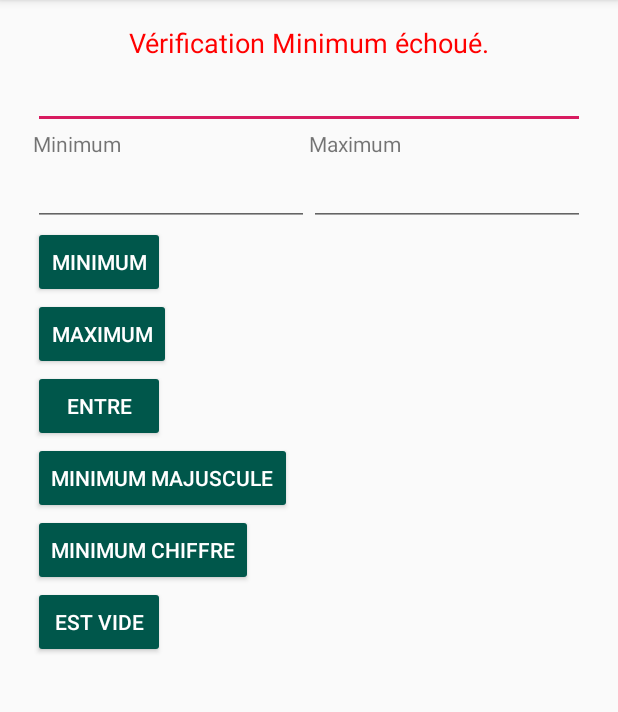
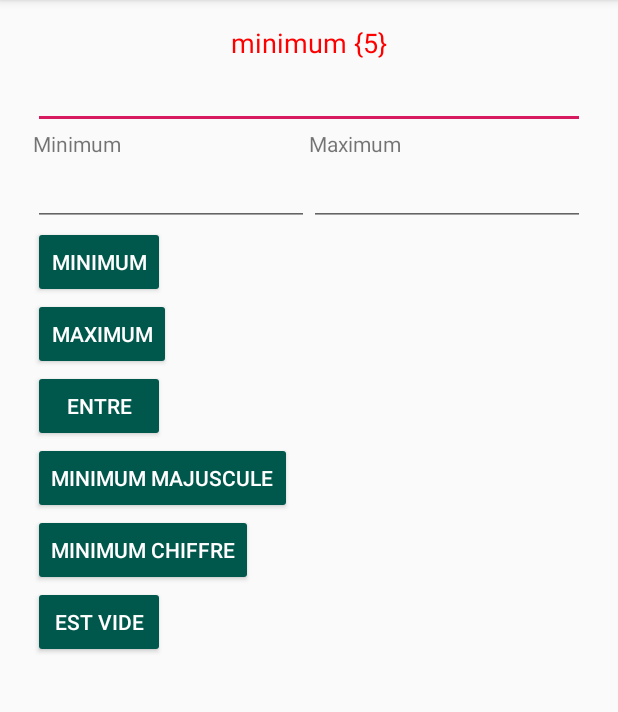
Before and after one commit to SamuelD28/Exercise2_Mobile, an Android app: the screen it shows after launch (TestValidationActivity), after a tap on "MINIMUM", on a phone screen of 412 x 824 dp, the part 84-796 px from its top. Run offline under Robolectric (Android 15) with nearby library versions, the phone set to English and light mode, and no system bars.

```diff
--- a/app/src/main/java/com/samdube/devoir2/TestValidationFragment.java
+++ b/app/src/main/java/com/samdube/devoir2/TestValidationFragment.java
@@ -2,6 +2,7 @@ package com.samdube.devoir2;
 
 import android.graphics.Color;
 import android.os.Bundle;
+import android.support.annotation.NonNull;
 import android.support.v4.app.Fragment;
 import android.view.LayoutInflater;
 import android.view.View;
@@ -10,14 +11,17 @@ import android.widget.Button;
 import android.widget.EditText;
 import android.widget.TextView;
 
-import static com.samdube.devoir2.UtilsCommand.*;
-import static com.samdube.devoir2.UtilsCommand.VerificationCommand.Entre;
-import static com.samdube.devoir2.UtilsCommand.VerificationCommand.EstVide;
-import static com.samdube.devoir2.UtilsCommand.VerificationCommand.Maximum;
-import static com.samdube.devoir2.UtilsCommand.VerificationCommand.Minimum;
-import static com.samdube.devoir2.UtilsCommand.VerificationCommand.MinimumChiffre;
-import static com.samdube.devoir2.UtilsCommand.VerificationCommand.MinimumMajuscule;
+import java.util.ArrayList;
 
+import static com.samdube.devoir2.UtilsCommand.Entre;
+import static com.samdube.devoir2.UtilsCommand.EstVide;
+import static com.samdube.devoir2.UtilsCommand.Maximum;
+import static com.samdube.devoir2.UtilsCommand.Minimum;
+import static com.samdube.devoir2.UtilsCommand.MinimumMajuscule;
+import static com.samdube.devoir2.UtilsCommand.MiniumChiffre;
+import static com.samdube.devoir2.UtilsCommand.VerificationCommand;
+
+//We implement the OnClickListener in the class to simplify the code. No need to create innerclass for each button listener
 public class TestValidationFragment extends Fragment implements View.OnClickListener {
 
     private EditText InputValidation;
@@ -26,91 +30,98 @@ public class TestValidationFragment extends Fragment implements View.OnClickList
     private TextView ConsoleValidation;
 
     @Override
-    public View onCreateView(LayoutInflater inflater,ViewGroup container, Bundle savedInstanceState) {
-        View view =  inflater.inflate(R.layout.test_validation_fragment, container, false);
+    public View onCreateView(@NonNull LayoutInflater inflater, ViewGroup container, Bundle savedInstanceState) {
 
-        InputValidation     = view.findViewById(R.id.inputValidation);
-        InputMinimum        = view.findViewById(R.id.inputMinimum);
-        InputMaximum        = view.findViewById(R.id.inputMaximum);
-        ConsoleValidation   = view.findViewById(R.id.textValidation);
+        View view = inflater.inflate(R.layout.test_validation_fragment, container, false);
 
-        Button btnMinimum = view.findViewById(R.id.btnMinimum);
-        Button btnMaximum = view.findViewById(R.id.btnMaximum);
-        Button btnEntre = view.findViewById(R.id.btnEntre);
-        Button btnMinimumMaj = view.findViewById(R.id.btnMinMaj);
-        Button btnMinimumChiffre = view.findViewById(R.id.btnMinDigit);
-        Button btnEstVide = view.findViewById(R.id.btnVide);
+        //Input Elements
+        //Use to store all the button. Creates a lighter code in the onCreate method
+        ArrayList<Button> listeBtnCommand = new ArrayList<>();
+        InputValidation = view.findViewById(R.id.inputValidation);
+        InputMinimum = view.findViewById(R.id.inputMinimum);
+        InputMaximum = view.findViewById(R.id.inputMaximum);
+        ConsoleValidation = view.findViewById(R.id.textValidation);
 
-        btnMinimum.setOnClickListener(this);
-        btnMaximum.setOnClickListener(this);
-        btnEntre.setOnClickListener(this);
-        btnMinimumMaj.setOnClickListener(this);
-        btnMinimumChiffre.setOnClickListener(this);
-        btnEstVide.setOnClickListener(this);
+        //Command Button
+        listeBtnCommand.add(view.findViewById(R.id.btnMinimum));
+        listeBtnCommand.add(view.findViewById(R.id.btnMaximum));
+        listeBtnCommand.add(view.findViewById(R.id.btnEntre));
+        listeBtnCommand.add(view.findViewById(R.id.btnMinMaj));
+        listeBtnCommand.add(view.findViewById(R.id.btnMinDigit));
+        listeBtnCommand.add(view.findViewById(R.id.btnVide));
+
+        //Set the onClickListener for all the btn
+        for (Button btn : listeBtnCommand)
+            btn.setOnClickListener(this);
 
         return view;
     }
 
+    //Method that execute the command linked with the button.
+    //It uses the tag attribute on the button to determine which command to perform.
     @Override
     public void onClick(View v) {
-        switch (v.getId()){
-            case R.id.btnMinimum:
-                Verification(Minimum);
-                break;
-            case R.id.btnMaximum:
-                Verification(Maximum);
-                break;
-            case R.id.btnEntre:
-                Verification(Entre);
-                break;
-            case R.id.btnMinMaj:
-                Verification(MinimumMajuscule);
-                break;
-            case R.id.btnMinDigit:
-                Verification(MinimumChiffre);
-            break;
-            case R.id.btnVide:
-                Verification(EstVide);
-                break;
+        Button btn = (Button) v;
+        try {
+            //Throws an error if the command doesnt exist
+            VerificationCommand command = VerificationCommand.valueOf(btn.getTag().toString().toLowerCase());
+            EffectuerVerification(command);
+        } catch (Exception e) {
+            AfficherMessageConsole("Assurez-vous d'assigner une commande au bouton", false);
         }
     }
 
-    public void Verification(VerificationCommand command)
-    {
+    //Method that perform the required verification on the input string
+    private void EffectuerVerification(VerificationCommand command) {
+        //Initialize the maximum and minimum in case we dont use the inputs
+        Integer minimum = (!InputMinimum.getText().toString().isEmpty()) ? Integer.valueOf(InputMinimum.getText().toString()) : 5;
+        Integer maximum = (!InputMaximum.getText().toString().isEmpty()) ? Integer.valueOf(InputMaximum.getText().toString()) : 10;
         String input = InputValidation.getText().toString();
-        Integer minimum = (!InputMinimum.getText().toString().isEmpty())? Integer.valueOf(InputMinimum.getText().toString()): 5;
-        Integer maximum = (!InputMaximum.getText().toString().isEmpty())? Integer.valueOf(InputMaximum.getText().toString()): 10;
-        Boolean DidVerificationPassed = false;
-
-        switch (command)
-        {
-            case Minimum:
+        //Keeps informations about the verification results
+        Boolean DidVerificationPassed;
+        String message = String.valueOf(command);
+        try {
+            switch (command) {
+                case minimum:
                     DidVerificationPassed = Minimum(input, minimum);
+                    message = message.concat(" {" + minimum + "}");
                     break;
-            case Maximum:
+                case maximum:
                     DidVerificationPassed = Maximum(input, maximum);
+                    message = message.concat(" {" + maximum + "}");
                     break;
-            case Entre:
+                case entre:
                     DidVerificationPassed = Entre(input, minimum, maximum);
+                    message = message.concat(" {" + minimum + "-" + maximum + "}");
                     break;
-            case MinimumChiffre:
+                case minimumchiffre:
                     DidVerificationPassed = MiniumChiffre(input, minimum);
+                    message = message.concat(" {" + minimum + "}");
                     break;
-            case MinimumMajuscule:
+                case minimummajuscule:
                     DidVerificationPassed = MinimumMajuscule(input, minimum);
+                    message = message.concat(" {" + minimum + "}");
                     break;
-            case EstVide:
+                case estvide:
                     DidVerificationPassed = EstVide(input);
                     break;
+                default:
+                    throw new IllegalArgumentException("La commande n'est pas disponible");
             }
-        if(DidVerificationPassed)
-        {
+            AfficherMessageConsole(message, DidVerificationPassed);
+        } catch (Exception e) {
+            AfficherMessageConsole(e.getMessage(), false);
+        }
+    }
+
+    //Method that display a message inside the textview over the input validation
+    private void AfficherMessageConsole(String message, Boolean success) {
+        if (success) {
             ConsoleValidation.setTextColor(Color.BLUE);
-            ConsoleValidation.setText("Vérification " + command + " réussi.");
-        }
-        else{
+            ConsoleValidation.setText(message);
+        } else {
             ConsoleValidation.setTextColor(Color.RED);
-            ConsoleValidation.setText("Vérification " + command + " échoué.");
+            ConsoleValidation.setText(message);
         }
     }
 }
--- a/app/src/main/java/com/samdube/devoir2/UtilsCommand.java
+++ b/app/src/main/java/com/samdube/devoir2/UtilsCommand.java
@@ -1,55 +1,55 @@
 package com.samdube.devoir2;
 
-public interface UtilsCommand{
+//Interface that comes with command enum for performing various task on a input string
+public interface UtilsCommand {
 
-    static Boolean Minimum(String texte, Integer minimum)
-    {
+    //Method that verify that the string length is superior to the minimum specified
+    static Boolean Minimum(String texte, Integer minimum) {
         return (texte.length() >= minimum);
     }
 
-    static Boolean Maximum(String texte, Integer maximum)
-    {
+    //Method that verify that the string lenght in inferior to the specified maximum
+    static Boolean Maximum(String texte, Integer maximum) {
         return (texte.length() <= maximum);
     }
 
-    static Boolean Entre(String texte, int minimum, int maximum)
-    {
+    //Method that verify that the strin lenght is in between a maximum and minimum
+    static Boolean Entre(String texte, int minimum, int maximum) {
         return (Minimum(texte, minimum) && Maximum(texte, maximum));
     }
 
-    static Boolean MinimumMajuscule(String texte, Integer minimum)
-    {
+    //Method that verify that the string contains a specified minimum of caps letter
+    static Boolean MinimumMajuscule(String texte, Integer minimum) {
         int nombreMajuscule = 0;
-        for(int i = 0 ; i < texte.length(); i++)
-        {
-            if(Character.isUpperCase(texte.charAt(i)))
+        for (int i = 0; i < texte.length(); i++) {
+            if (Character.isUpperCase(texte.charAt(i)))
                 nombreMajuscule++;
         }
         return (nombreMajuscule >= minimum);
     }
 
-    static Boolean EstVide(String texte)
-    {
+    //Method that verify if the string is empty
+    static Boolean EstVide(String texte) {
         return (texte.isEmpty());
     }
 
-    static Boolean MiniumChiffre(String texte, Integer minimum)
-    {
+    //Method that verify that the string contains a specfied minimum of digits
+    static Boolean MiniumChiffre(String texte, Integer minimum) {
         int nombreChiffre = 0;
-        for(int i = 0 ; i < texte.length(); i++)
-        {
-            if(Character.isDigit(texte.charAt(i)))
+        for (int i = 0; i < texte.length(); i++) {
+            if (Character.isDigit(texte.charAt(i)))
                 nombreChiffre++;
         }
         return (nombreChiffre >= minimum);
     }
 
-    enum VerificationCommand{
-        Minimum,
-        Maximum,
-        Entre,
-        MinimumMajuscule,
-        MinimumChiffre,
-        EstVide
+    //Enum used to perform commands
+    enum VerificationCommand {
+        minimum,
+        maximum,
+        entre,
+        minimummajuscule,
+        minimumchiffre,
+        estvide
     }
 }
--- a/app/src/main/res/layout/test_validation_fragment.xml
+++ b/app/src/main/res/layout/test_validation_fragment.xml
@@ -21,6 +21,8 @@
             android:id="@+id/textValidation"
             android:layout_width="match_parent"
             android:layout_height="wrap_content"
+            android:labelFor="@id/inputValidation"
+            android:text="@string/console"
             android:textAlignment="center"
             android:textSize="18sp" />
 
@@ -29,11 +31,13 @@
             android:layout_width="match_parent"
             android:layout_height="wrap_content"
             android:ems="10"
-            android:inputType="textPersonName" />
+            android:inputType="textPersonName"
+            tools:ignore="Autofill" />
 
         <LinearLayout
             android:layout_width="match_parent"
             android:layout_height="match_parent"
+            android:baselineAligned="true"
             android:orientation="horizontal">
 
             <LinearLayout
@@ -43,20 +47,20 @@
                 android:orientation="vertical">
 
                 <TextView
-                    android:id="@+id/textView"
+                    android:id="@+id/labelInputMinimum"
                     android:layout_width="match_parent"
                     android:layout_height="wrap_content"
-                    android:text="Minimum" />
+                    android:labelFor="@id/inputMinimum"
+                    android:text="@string/input_Mnimum" />
 
                 <EditText
                     android:id="@+id/inputMinimum"
                     android:layout_width="wrap_content"
                     android:layout_height="wrap_content"
-                    android:layout_weight="1"
-                    android:contentDescription="Minimum"
                     android:ems="10"
                     android:inputType="number"
-                    android:textSize="18sp" />
+                    android:textSize="18sp"
+                    tools:ignore="Autofill" />
             </LinearLayout>
 
             <LinearLayout
@@ -66,18 +70,19 @@
                 android:orientation="vertical">
 
                 <TextView
-                    android:id="@+id/textView2"
+                    android:id="@+id/labelInputMaximum"
                     android:layout_width="match_parent"
                     android:layout_height="wrap_content"
-                    android:text="Maximum" />
+                    android:labelFor="@id/inputMaximum"
+                    android:text="@string/input_Maximum" />
 
                 <EditText
                     android:id="@+id/inputMaximum"
                     android:layout_width="wrap_content"
                     android:layout_height="wrap_content"
-                    android:layout_weight="1"
                     android:ems="10"
-                    android:inputType="number" />
+                    android:inputType="number"
+                    tools:ignore="Autofill" />
             </LinearLayout>
 
         </LinearLayout>
@@ -88,6 +93,7 @@
             android:layout_height="wrap_content"
             android:backgroundTint="@color/colorPrimaryDark"
             android:elevation="0dp"
+            android:tag="Minimum"
             android:text="@string/validation_minimum"
             android:textColor="@android:color/background_light" />
 
@@ -96,6 +102,7 @@
             android:layout_width="wrap_content"
             android:layout_height="wrap_content"
             android:backgroundTint="@color/colorPrimaryDark"
+            android:tag="Maximum"
             android:text="@string/validation_maximum"
             android:textColor="@android:color/background_light" />
 
@@ -104,6 +111,7 @@
             android:layout_width="wrap_content"
             android:layout_height="wrap_content"
             android:backgroundTint="@color/colorPrimaryDark"
+            android:tag="Entre"
             android:text="@string/validation_betweeen"
             android:textColor="@android:color/background_light" />
 
@@ -112,6 +120,7 @@
             android:layout_width="wrap_content"
             android:layout_height="wrap_content"
             android:backgroundTint="@color/colorPrimaryDark"
+            android:tag="MinimumMajuscule"
             android:text="@string/validation_minimumMaj"
             android:textColor="@android:color/background_light" />
 
@@ -120,6 +129,7 @@
             android:layout_width="wrap_content"
             android:layout_height="wrap_content"
             android:backgroundTint="@color/colorPrimaryDark"
+            android:tag="MinimumChiffre"
             android:text="@string/validation_minimumDig"
             android:textColor="@android:color/background_light" />
 
@@ -128,6 +138,7 @@
             android:layout_width="wrap_content"
             android:layout_height="wrap_content"
             android:backgroundTint="@color/colorPrimaryDark"
+            android:tag="EstVide"
             android:text="@string/validation_empty"
             android:textColor="@android:color/background_light" />
     </LinearLayout>
--- a/app/src/main/res/values/strings.xml
+++ b/app/src/main/res/values/strings.xml
@@ -8,4 +8,5 @@
     <string name="validation_empty">Est Vide</string>
     <string name="input_Mnimum">Minimum</string>
     <string name="input_Maximum">Maximum</string>
+    <string name="console">Console</string>
 </resources>
--- /dev/null
+++ b/app/src/main/res/xml/backup_descriptor.xml
@@ -0,0 +1,4 @@
+<?xml version="1.0" encoding="utf-8"?>
+<full-backup-content>
+    <!-- Exclude specific shared preferences that contain GCM registration Id -->
+</full-backup-content>
```
Also changed, not shown: app/src/main/AndroidManifest.xml (+5 -2 lines), app/src/main/res/drawable/ic_launcher_foreground.xml (renamed from app/src/main/res/drawable-v24/ic_launcher_foreground.xml). Lines whose indentation alone changed are shown as unchanged.
